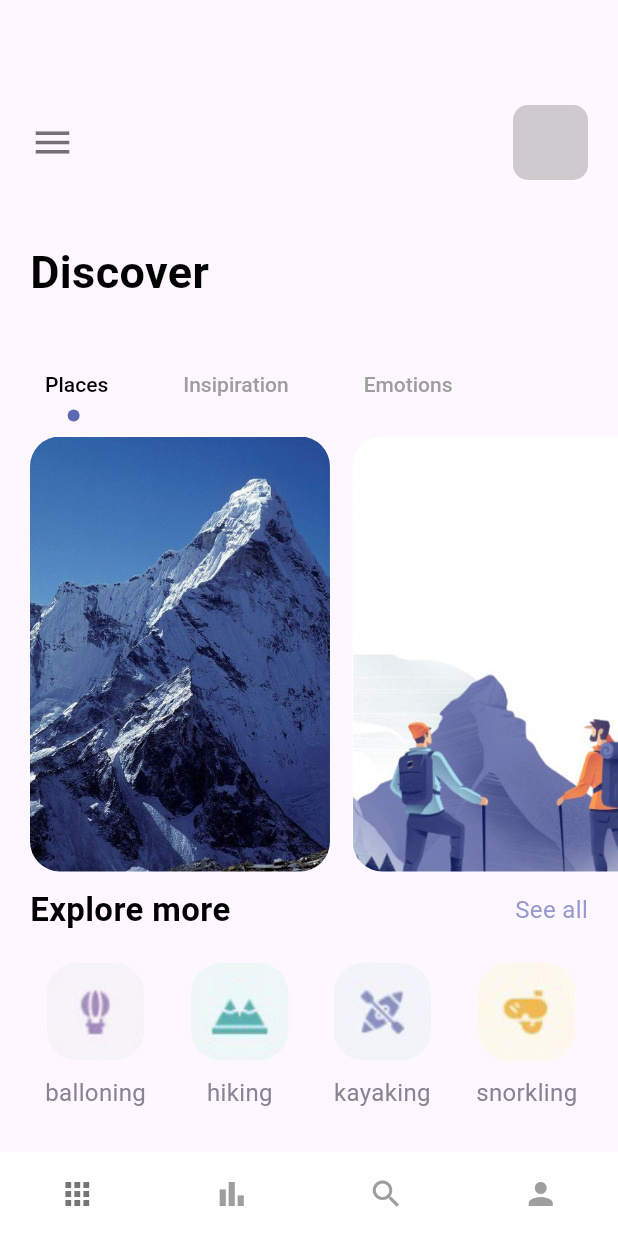
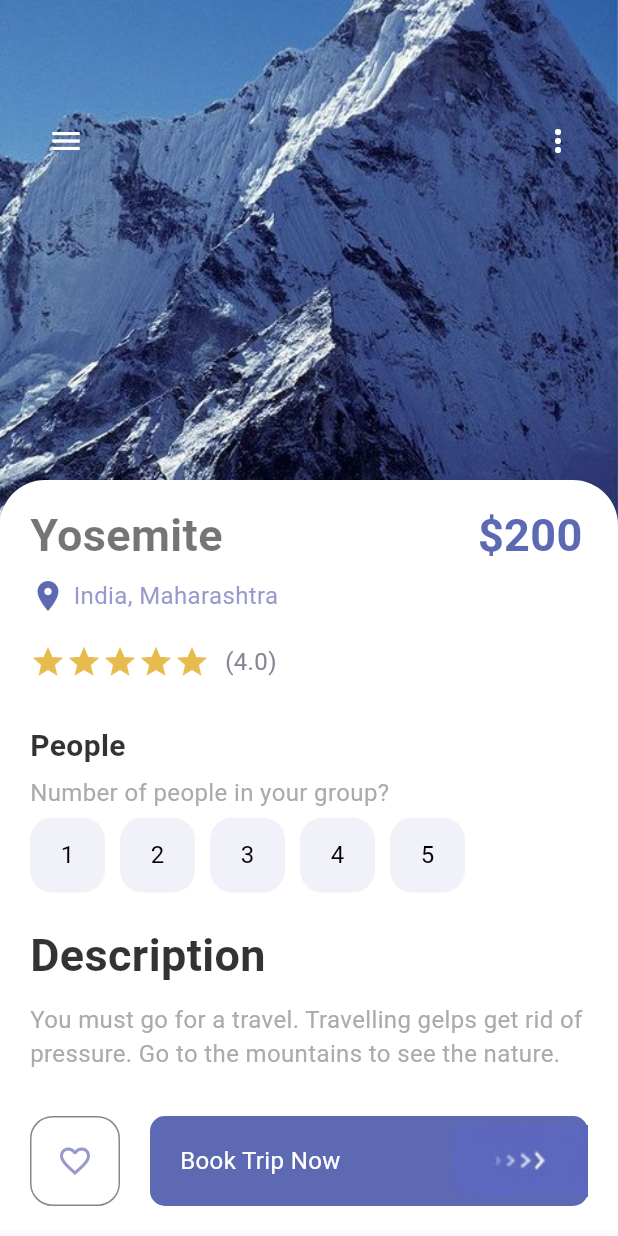
Before and after one commit to MehulSuthar-000/Travel_app_flutter, a Flutter app: the screen it shows after launch, on a phone screen of 412 x 824 dp. Run offline on Flutter 3.47's test engine with Material 2 defaults, Android fonts, the phone set to English and light mode, and no system bars; missing offline and left inert: dart:ffi.

Commit message:
adding details page

```diff
--- a/lib/main.dart
+++ b/lib/main.dart
@@ -1,5 +1,6 @@
 import 'package:flutter/material.dart';
-import 'package:travel_app/pages/nav_pages/main_page.dart';
+import 'package:travel_app/pages/detail_page.dart';
+import 'package:travel_app/pages/main_page.dart';
 import 'package:travel_app/pages/welcome_page.dart';
 
 void main() {
@@ -33,7 +34,7 @@ class MyApp extends StatelessWidget {
         colorScheme: ColorScheme.fromSeed(seedColor: Colors.deepPurple),
         useMaterial3: true,
       ),
-      home: const MainPage(),
+      home: const DetailPage(),
     );
   }
 }
--- /dev/null
+++ b/lib/pages/detail_page.dart
@@ -0,0 +1,230 @@
+import 'dart:ffi';
+
+import 'package:flutter/material.dart';
+import 'package:travel_app/misc/colors.dart';
+import 'package:travel_app/widgets/app_button.dart';
+import 'package:travel_app/widgets/app_large_text.dart';
+import 'package:travel_app/widgets/app_text.dart';
+import 'package:travel_app/widgets/responsive_button.dart';
+
+class DetailPage extends StatefulWidget {
+  const DetailPage({super.key});
+
+  @override
+  State<DetailPage> createState() => _DetailPageState();
+}
+
+class _DetailPageState extends State<DetailPage> {
+  final int gottenStars = 4;
+  int selectedIndex = -1;
+  @override
+  Widget build(BuildContext context) {
+    return Scaffold(
+      body: Container(
+        width: double.maxFinite,
+        height: double.maxFinite,
+        child: Stack(
+          children: [
+            Positioned(
+              left: 0,
+              right: 0,
+              child: Container(
+                  width: double.maxFinite,
+                  height: 350,
+                  decoration: BoxDecoration(
+                    image: DecorationImage(
+                        image: AssetImage('img/mountain.jpeg'),
+                        fit: BoxFit.cover),
+                  )),
+            ),
+            Positioned(
+              left: 20,
+              top: 70,
+              child: Row(
+                children: [
+                  IconButton(
+                    onPressed: () {},
+                    icon: Icon(Icons.menu),
+                    color: Colors.white,
+                  ),
+                  SizedBox(
+                    width: 280,
+                  ),
+                  IconButton(
+                    onPressed: () {},
+                    icon: Icon(Icons.more_vert),
+                    color: Colors.white,
+                  )
+                ],
+              ),
+            ),
+            Positioned(
+              top: 320,
+              child: Container(
+                padding: const EdgeInsets.only(left: 20, right: 20),
+                width: MediaQuery.of(context).size.width,
+                height: 500,
+                decoration: const BoxDecoration(
+                  color: Colors.white,
+                  borderRadius: BorderRadius.only(
+                    topLeft: Radius.circular(30),
+                    topRight: Radius.circular(30),
+                  ),
+                ),
+                child: Column(
+                  crossAxisAlignment: CrossAxisAlignment.start,
+                  children: [
+                    const SizedBox(
+                      height: 15,
+                    ),
+                    const Row(
+                      children: [
+                        AppLargeText(
+                          text: 'Yosemite',
+                          color: Colors.black54,
+                        ),
+                        const SizedBox(
+                          width: 170,
+                        ),
+                        AppLargeText(
+                          text: '\$200',
+                          color: AppColors.mainColor,
+                        )
+                      ],
+                    ),
+                    const SizedBox(
+                      height: 7,
+                    ),
+                    const Row(
+                      children: [
+                        Icon(
+                          Icons.location_on,
+                          color: AppColors.mainColor,
+                        ),
+                        SizedBox(
+                          width: 5,
+                        ),
+                        AppText(
+                          text: 'India, Maharashtra',
+                          color: AppColors.textColor1,
+                        )
+                      ],
+                    ),
+                    const SizedBox(
+                      height: 20,
+                    ),
+                    Row(
+                      children: [
+                        Wrap(
+                          children: List.generate(5, (index) {
+                            return Icon(
+                              Icons.star,
+                              color: index <= gottenStars
+                                  ? AppColors.starColor
+                                  : AppColors.textColor1,
+                            );
+                          }),
+                        ),
+                        SizedBox(
+                          width: 10,
+                        ),
+                        AppText(
+                          text: '(4.0)',
+                          color: AppColors.textColor2,
+                        )
+                      ],
+                    ),
+                    const SizedBox(
+                      height: 30,
+                    ),
+                    AppLargeText(
+                      text: 'People',
+                      color: Colors.black.withOpacity(0.8),
+                      size: 20,
+                    ),
+                    const SizedBox(
+                      height: 5,
+                    ),
+                    const AppText(
+                      text: 'Number of people in your group?',
+                      color: AppColors.mainTextColor,
+                    ),
+                    SizedBox(
+                      height: 5,
+                    ),
+                    Wrap(
+                      children: List.generate(5, (index) {
+                        return InkWell(
+                          onTap: () {
+                            setState(() {
+                              selectedIndex = index;
+                            });
+                          },
+                          child: Container(
+                            margin: const EdgeInsets.only(right: 10),
+                            child: AppButton(
+                              color: selectedIndex == index
+                                  ? Colors.white
+                                  : Colors.black,
+                              backGroundColor: selectedIndex == index
+                                  ? Colors.black
+                                  : AppColors.buttonBackground,
+                              size: 50,
+                              borderColor: selectedIndex == index
+                                  ? Colors.black
+                                  : AppColors.buttonBackground,
+                              isIcon: false,
+                              text: (index + 1).toString(),
+                            ),
+                          ),
+                        );
+                      }),
+                    ),
+                    SizedBox(
+                      height: 20,
+                    ),
+                    AppLargeText(
+                      text: 'Description',
+                      color: Colors.black.withOpacity(0.8),
+                    ),
+                    SizedBox(
+                      height: 10,
+                    ),
+                    AppText(
+                      text:
+                          'You must go for a travel. Travelling gelps get rid of pressure. Go to the mountains to see the nature.',
+                      color: AppColors.mainTextColor,
+                    )
+                  ],
+                ),
+              ),
+            ),
+            Positioned(
+                bottom: 20,
+                left: 20,
+                right: 20,
+                child: Row(
+                  crossAxisAlignment: CrossAxisAlignment.start,
+                  children: [
+                    AppButton(
+                      color: AppColors.textColor1,
+                      backGroundColor: Colors.white,
+                      size: 60,
+                      borderColor: AppColors.textColor2,
+                      icon: Icons.favorite_border,
+                      isIcon: true,
+                    ),
+                    SizedBox(
+                      width: 20,
+                    ),
+                    ResponsiveButton(
+                      isResponsive: true,
+                    )
+                  ],
+                ))
+          ],
+        ),
+      ),
+    );
+  }
+}
--- /dev/null
+++ b/lib/widgets/app_button.dart
@@ -0,0 +1,54 @@
+import 'dart:ffi';
+
+import 'package:flutter/material.dart';
+import 'package:travel_app/misc/colors.dart';
+import 'package:travel_app/widgets/app_text.dart';
+
+class AppButton extends StatelessWidget {
+  final Color color;
+  final Color backGroundColor;
+  double size;
+  final Color borderColor;
+  String? text;
+  IconData? icon;
+  bool? isIcon;
+  AppButton({
+    super.key,
+    required this.color,
+    required this.backGroundColor,
+    required this.size,
+    required this.borderColor,
+    this.text = 'hi',
+    this.icon,
+    this.isIcon = false,
+  });
+
+  @override
+  Widget build(BuildContext context) {
+    return Container(
+      width: size,
+      height: size,
+      decoration: BoxDecoration(
+        color: backGroundColor,
+        border: Border.all(
+          color: borderColor,
+          width: 1.0,
+        ),
+        borderRadius: BorderRadius.circular(15),
+      ),
+      child: isIcon == false
+          ? Center(
+              child: AppText(
+                text: text!,
+                color: color,
+              ),
+            )
+          : Center(
+              child: Icon(
+                icon,
+                color: color,
+              ),
+            ),
+    );
+  }
+}
--- a/lib/widgets/responsive_button.dart
+++ b/lib/widgets/responsive_button.dart
@@ -1,5 +1,6 @@
 import 'package:flutter/material.dart';
 import 'package:travel_app/misc/colors.dart';
+import 'package:travel_app/widgets/app_text.dart';
 
 class ResponsiveButton extends StatelessWidget {
   final bool? isResponsive;
@@ -7,23 +8,36 @@ class ResponsiveButton extends StatelessWidget {
   const ResponsiveButton({
     super.key,
     this.isResponsive = false,
-    this.width,
+    this.width = 120,
   });
 
   @override
   Widget build(BuildContext context) {
-    return Container(
-      width: width,
+    return Flexible(
+      child: Container(
+        width: isResponsive == true ? double.maxFinite : width,
         height: 60,
         decoration: BoxDecoration(
           borderRadius: BorderRadius.circular(10),
           color: AppColors.mainColor,
         ),
         child: Row(
-        mainAxisAlignment: MainAxisAlignment.center,
+          mainAxisAlignment: isResponsive == true
+              ? MainAxisAlignment.spaceBetween
+              : MainAxisAlignment.center,
           children: [
+            isResponsive == true
+                ? Container(
+                    margin: const EdgeInsets.only(left: 20),
+                    child: const AppText(
+                      text: 'Book Trip Now',
+                      color: Colors.white,
+                    ),
+                  )
+                : Container(),
             Image.asset('img/button-one.png'),
           ],
+        ),
       ),
     );
   }
```
Also changed, not shown: lib/pages/main_page.dart (renamed from lib/pages/nav_pages/main_page.dart), 6 other files. Lines whose indentation alone changed are shown as unchanged.
